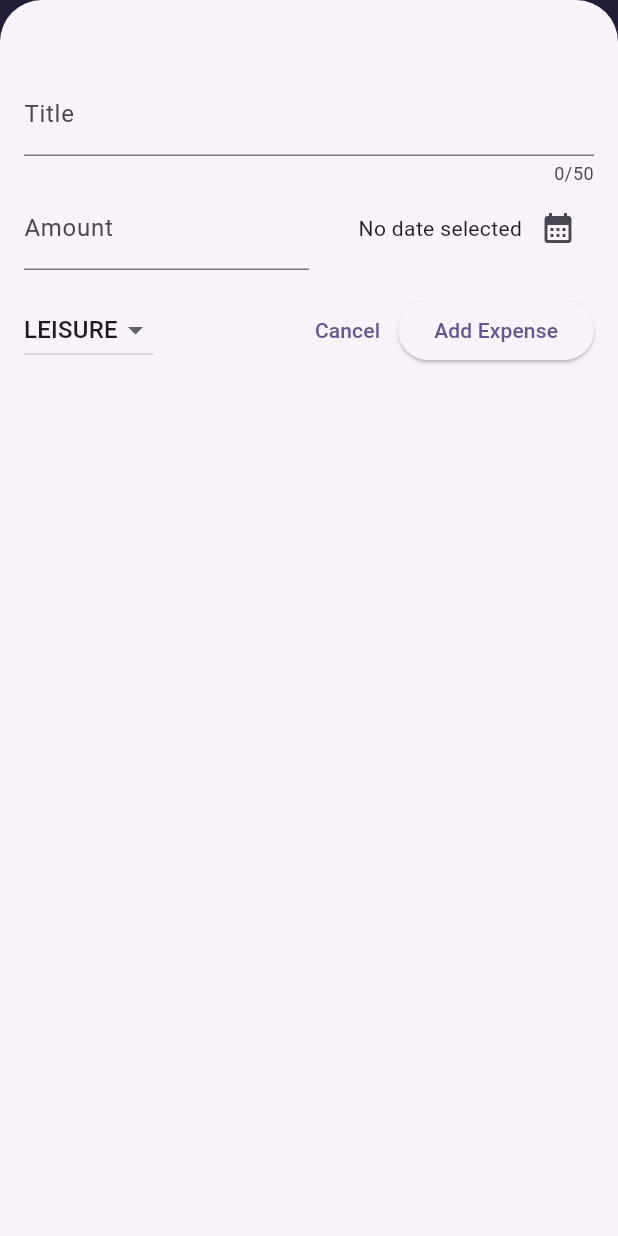
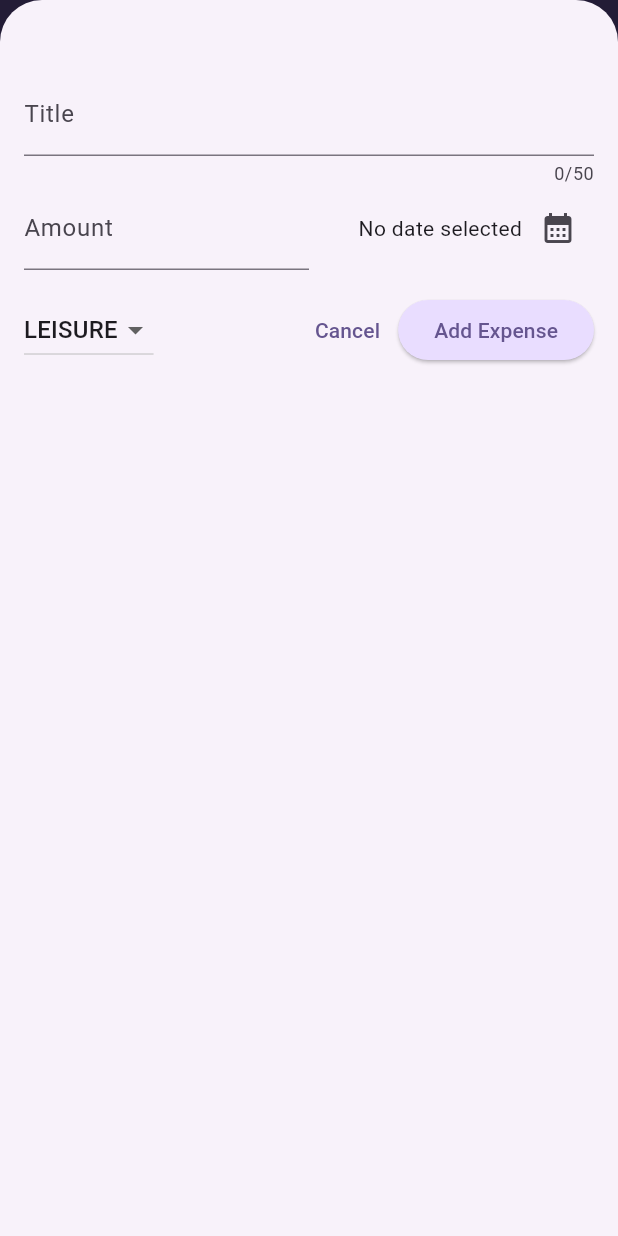
Before and after one commit to Roberto-Larivera/expense_tracker, a Flutter app: the screen it shows after launch, after a tap on the "add" icon, on a phone screen of 412 x 824 dp. Run offline on Flutter 3.47's test engine with Material 3 defaults, Android fonts, the phone set to English and light mode, and no system bars.

Commit message:
Aggiornamento del tema e dello stile dell'app e dell'elenco delle spese

```diff
--- a/lib/main.dart
+++ b/lib/main.dart
@@ -12,11 +12,30 @@ void main() {
   runApp(
     MaterialApp(
       theme: ThemeData().copyWith(
-          colorScheme: kColorScheme,
-          appBarTheme: const AppBarTheme().copyWith(
-            backgroundColor: kColorScheme.onPrimaryContainer,
-            foregroundColor: kColorScheme.primaryContainer,
-          )),
+        colorScheme: kColorScheme,
+        appBarTheme: const AppBarTheme().copyWith(
+          backgroundColor: kColorScheme.onPrimaryContainer,
+          foregroundColor: kColorScheme.primaryContainer,
+        ),
+        cardTheme: const CardTheme().copyWith(
+          color: kColorScheme.secondaryContainer,
+          margin: const EdgeInsets.symmetric(
+            horizontal: 16,
+            vertical: 8,
+          ),
+        ),
+        elevatedButtonTheme: ElevatedButtonThemeData(
+          style: ElevatedButton.styleFrom(
+            backgroundColor: kColorScheme.primaryContainer,
+          ),
+        ),
+        textTheme: ThemeData().textTheme.copyWith(
+                titleLarge: TextStyle(
+              fontWeight: FontWeight.bold,
+              color: kColorScheme.onSecondaryContainer,
+              fontSize: 17,
+            )),
+      ),
       home: const Expenses(),
     ),
   );
--- a/lib/widgets/expenses_list/expense_item.dart
+++ b/lib/widgets/expenses_list/expense_item.dart
@@ -18,8 +18,13 @@ class ExpenseItem extends StatelessWidget {
           vertical: 16,
         ),
         child: Column(
+          crossAxisAlignment: CrossAxisAlignment.start,
           children: [
-            Text(expense.title),
+            Text(
+              expense.title,
+              style: Theme.of(context).textTheme.titleLarge,
+              // style: Theme.of(context).textTheme.titleLarge.copyWith(),
+            ),
             const SizedBox(height: 4),
             Row(
               children: [
--- a/lib/widgets/expenses_list/expenses_list.dart
+++ b/lib/widgets/expenses_list/expenses_list.dart
@@ -10,14 +10,25 @@ class ExpensesList extends StatelessWidget {
     required this.onRemoveExpense,
   });
 
+  final List<Expense> expenses;
   void Function(Expense expense) onRemoveExpense;
 
-  final List<Expense> expenses;
   @override
   Widget build(BuildContext context) {
     return ListView.builder(
       itemCount: expenses.length,
       itemBuilder: (ctx, index) => Dismissible(
+        background: Container(
+          color: Theme.of(context).colorScheme.error.withOpacity(0.75),
+          margin: EdgeInsets.symmetric(
+            horizontal: Theme.of(context).cardTheme.margin!.horizontal,
+          ),
+          child: const Icon(
+            Icons.delete,
+            color: Colors.white,
+            size: 40,
+          ),
+        ),
         key: ValueKey(expenses[index]),
         child: ExpenseItem(expenses[index]),
         onDismissed: (direction) {
```
